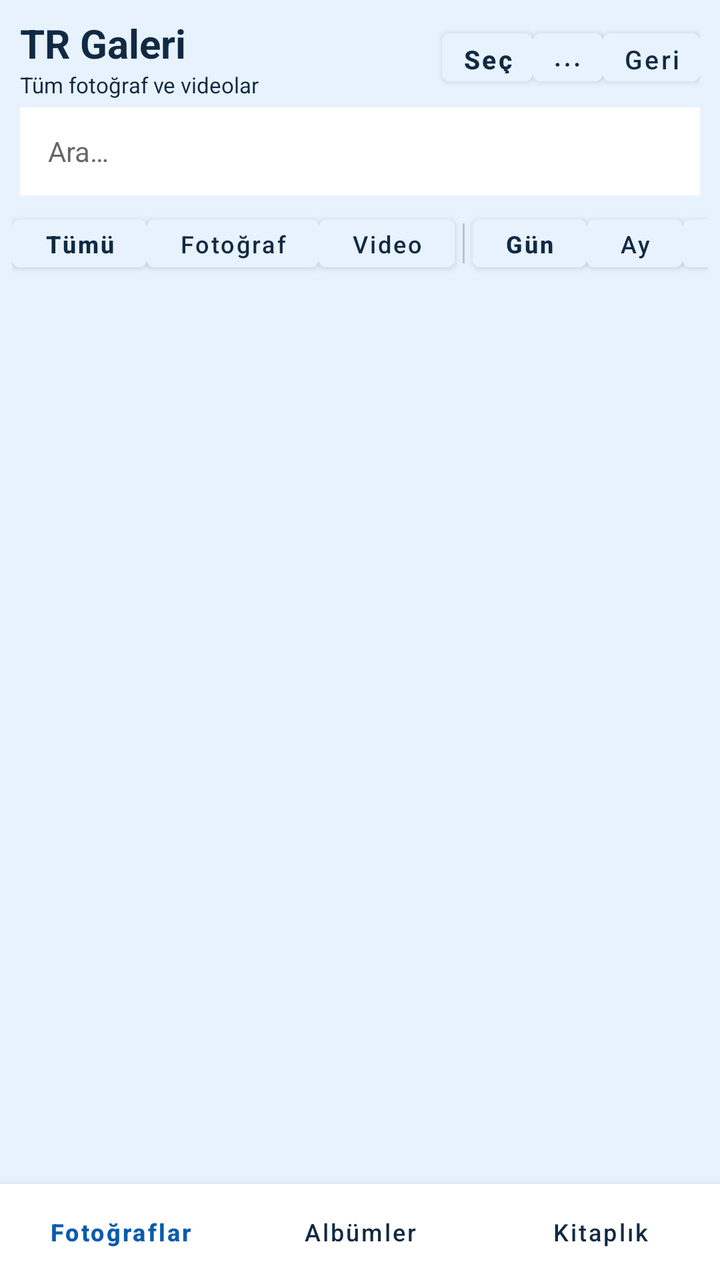
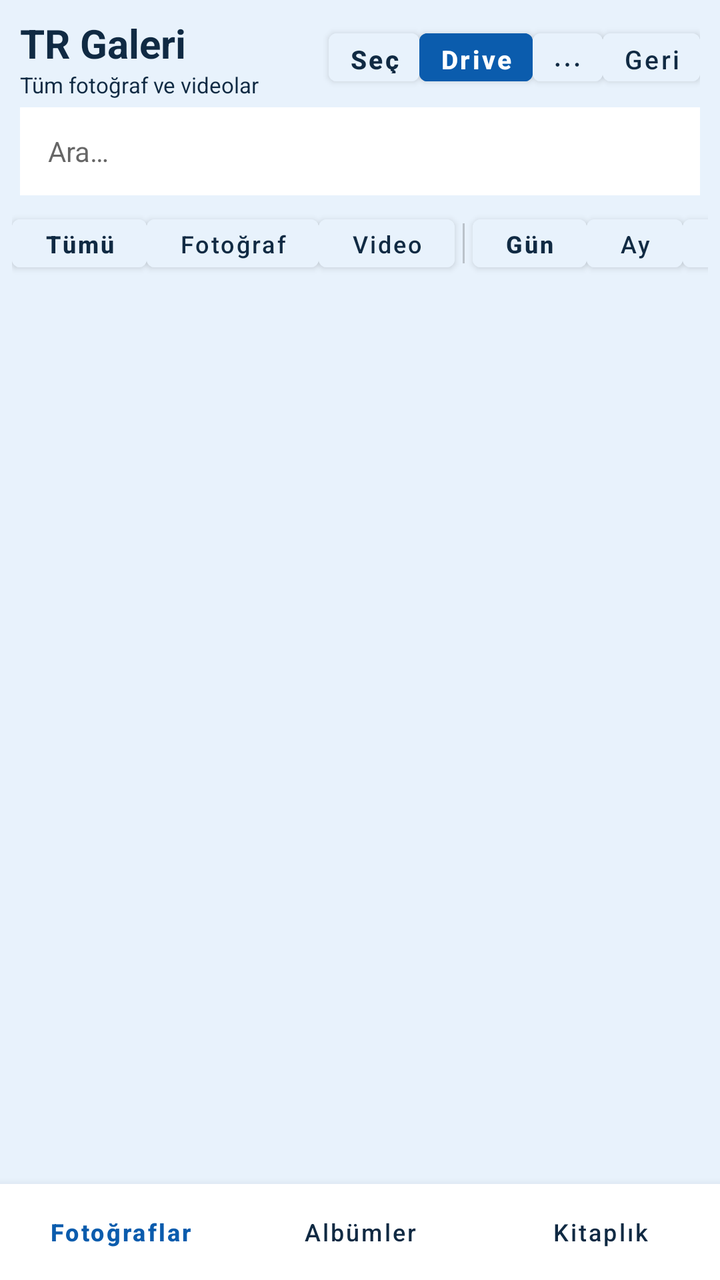

The first picture is an Android layout as it rendered before a commit; the second is the same layout after the commit. The layout source and the unified diff follow.
<!-- AndroidManifest.xml: activity theme Theme.TRDriver -->
<!-- res/layout/activity_photos_library.xml -->
<?xml version="1.0" encoding="utf-8"?>
<LinearLayout xmlns:android="http://schemas.android.com/apk/res/android"
    android:layout_width="match_parent"
    android:layout_height="match_parent"
    android:background="@color/tr_sky"
    android:orientation="vertical">

    <LinearLayout
        android:layout_width="match_parent"
        android:layout_height="wrap_content"
        android:gravity="center_vertical"
        android:orientation="horizontal"
        android:paddingHorizontal="10dp"
        android:paddingTop="8dp"
        android:paddingBottom="4dp">

        <LinearLayout
            android:layout_width="0dp"
            android:layout_height="wrap_content"
            android:layout_weight="1"
            android:orientation="vertical">

            <TextView
                android:id="@+id/photosTitle"
                android:layout_width="match_parent"
                android:layout_height="wrap_content"
                android:ellipsize="end"
                android:maxLines="1"
                android:text="@string/gallery_launcher_name"
                android:textColor="@color/tr_ink"
                android:textSize="20sp"
                android:textStyle="bold" />

            <TextView
                android:id="@+id/photosSubtitle"
                android:layout_width="match_parent"
                android:layout_height="wrap_content"
                android:ellipsize="end"
                android:maxLines="1"
                android:text="Tüm fotoğraf ve videolar"
                android:textColor="@color/tr_ink"
                android:textSize="11sp" />
        </LinearLayout>

        <Button
            android:id="@+id/btnPhotosSelect"
            android:layout_width="wrap_content"
            android:layout_height="36dp"
            android:minWidth="0dp"
            android:paddingHorizontal="10dp"
            android:backgroundTint="#E8F2FC"
            android:text="Seç"
            android:textAllCaps="false"
            android:textColor="@color/tr_ink"
            android:textSize="13sp"
            android:textStyle="bold" />

        <Button
            android:id="@+id/btnPhotosMore"
            android:layout_width="wrap_content"
            android:layout_height="36dp"
            android:minWidth="0dp"
            android:paddingHorizontal="10dp"
            android:backgroundTint="#E8F2FC"
            android:text="⋯"
            android:textAllCaps="false"
            android:textColor="@color/tr_ink"
            android:textSize="16sp" />

        <Button
            android:id="@+id/btnPhotosClose"
            android:layout_width="wrap_content"
            android:layout_height="36dp"
            android:minWidth="0dp"
            android:paddingHorizontal="10dp"
            android:backgroundTint="#E8F2FC"
            android:text="Geri"
            android:textAllCaps="false"
            android:textColor="@color/tr_ink"
            android:textSize="13sp" />
    </LinearLayout>

    
    <EditText
        android:id="@+id/photosSearch"
        android:layout_width="match_parent"
        android:layout_height="44dp"
        android:layout_marginHorizontal="10dp"
        android:layout_marginBottom="6dp"
        android:background="@android:color/white"
        android:hint="Ara…"
        android:imeOptions="actionSearch"
        android:inputType="text"
        android:maxLines="1"
        android:paddingHorizontal="14dp"
        android:textColor="@color/tr_ink"
        android:textSize="14sp" />

    <TextView
        android:id="@+id/galleryBackupChip"
        android:layout_width="match_parent"
        android:layout_height="wrap_content"
        android:layout_marginHorizontal="10dp"
        android:layout_marginBottom="4dp"
        android:background="@android:color/white"
        android:ellipsize="end"
        android:maxLines="1"
        android:paddingHorizontal="12dp"
        android:paddingVertical="8dp"
        android:text="Yedek: Wi‑Fi"
        android:textColor="@color/tr_ink"
        android:textSize="12sp"
        android:visibility="gone" />

    <LinearLayout
        android:id="@+id/legacyTabs"
        android:layout_width="match_parent"
        android:layout_height="0dp"
        android:orientation="horizontal"
        android:visibility="gone">

        <Button android:id="@+id/tabPhotos" android:layout_width="0dp" android:layout_height="wrap_content" android:layout_weight="1" android:text="Fotoğraflar" />
        <Button android:id="@+id/tabAlbums" android:layout_width="0dp" android:layout_height="wrap_content" android:layout_weight="1" android:text="Albümler" />
        <Button android:id="@+id/tabCloud" android:layout_width="0dp" android:layout_height="wrap_content" android:layout_weight="1" android:text="Bulut" />
    </LinearLayout>

    <HorizontalScrollView
        android:id="@+id/filterScroll"
        android:layout_width="match_parent"
        android:layout_height="wrap_content"
        android:paddingHorizontal="6dp"
        android:scrollbars="none">

        <LinearLayout
            android:layout_width="wrap_content"
            android:layout_height="wrap_content"
            android:gravity="center_vertical"
            android:orientation="horizontal">

            <Button
                android:id="@+id/filterAll"
                android:layout_width="wrap_content"
                android:layout_height="36dp"
                android:minWidth="0dp"
                android:backgroundTint="#E8F2FC"
                android:text="Tümü"
                android:textAllCaps="false"
                android:textColor="@color/tr_ink"
                android:textSize="12sp"
                android:textStyle="bold" />

            <Button
                android:id="@+id/filterPhotos"
                android:layout_width="wrap_content"
                android:layout_height="36dp"
                android:minWidth="0dp"
                android:backgroundTint="#E8F2FC"
                android:text="Fotoğraf"
                android:textAllCaps="false"
                android:textColor="@color/tr_ink"
                android:textSize="12sp" />

            <Button
                android:id="@+id/filterVideos"
                android:layout_width="wrap_content"
                android:layout_height="36dp"
                android:minWidth="0dp"
                android:backgroundTint="#E8F2FC"
                android:text="Video"
                android:textAllCaps="false"
                android:textColor="@color/tr_ink"
                android:textSize="12sp" />

            <View
                android:layout_width="1dp"
                android:layout_height="20dp"
                android:layout_marginHorizontal="4dp"
                android:background="#33000000" />

            <Button
                android:id="@+id/zoomDay"
                android:layout_width="wrap_content"
                android:layout_height="36dp"
                android:minWidth="0dp"
                android:backgroundTint="#E8F2FC"
                android:text="Gün"
                android:textAllCaps="false"
                android:textColor="@color/tr_ink"
                android:textSize="12sp"
                android:textStyle="bold" />

            <Button
                android:id="@+id/zoomMonth"
                android:layout_width="wrap_content"
                android:layout_height="36dp"
                android:minWidth="0dp"
                android:backgroundTint="#E8F2FC"
                android:text="Ay"
                android:textAllCaps="false"
                android:textColor="@color/tr_ink"
                android:textSize="12sp" />

            <Button
                android:id="@+id/zoomYear"
                android:layout_width="wrap_content"
                android:layout_height="36dp"
                android:minWidth="0dp"
                android:backgroundTint="#E8F2FC"
                android:text="Yıl"
                android:textAllCaps="false"
                android:textColor="@color/tr_ink"
                android:textSize="12sp" />
        </LinearLayout>
    </HorizontalScrollView>

    
    <TextView
        android:id="@+id/stickyTimelineHeader"
        android:layout_width="match_parent"
        android:layout_height="36dp"
        android:background="#E8F0F8"
        android:gravity="center_vertical"
        android:paddingHorizontal="14dp"
        android:text="Tarih"
        android:textColor="@color/tr_ink"
        android:textSize="14sp"
        android:textStyle="bold"
        android:visibility="gone" />

    <FrameLayout
        android:layout_width="match_parent"
        android:layout_height="0dp"
        android:layout_weight="1">

        <androidx.recyclerview.widget.RecyclerView
            android:id="@+id/photosGrid"
            android:layout_width="match_parent"
            android:layout_height="match_parent"
            android:clipToPadding="false"
            android:padding="1dp" />

        <LinearLayout
            android:id="@+id/galleryEmpty"
            android:layout_width="match_parent"
            android:layout_height="match_parent"
            android:gravity="center"
            android:orientation="vertical"
            android:padding="32dp"
            android:visibility="gone">

            <TextView
                android:id="@+id/galleryEmptyTitle"
                android:layout_width="wrap_content"
                android:layout_height="wrap_content"
                android:gravity="center"
                android:text="Henüz fotoğraf yok"
                android:textColor="@color/tr_ink"
                android:textSize="18sp"
                android:textStyle="bold" />

            <TextView
                android:id="@+id/galleryEmptyBody"
                android:layout_width="wrap_content"
                android:layout_height="wrap_content"
                android:layout_marginTop="8dp"
                android:gravity="center"
                android:text="Galeri izni verin veya Wi‑Fi ile yedeklemeyi açın."
                android:textColor="@color/tr_ink"
                android:textSize="14sp" />
        </LinearLayout>

        <ProgressBar
            android:id="@+id/photosProgress"
            android:layout_width="48dp"
            android:layout_height="48dp"
            android:layout_gravity="center"
            android:visibility="gone" />
    </FrameLayout>

    <FrameLayout
        android:layout_width="match_parent"
        android:layout_height="wrap_content"
        android:background="@android:color/white"
        android:elevation="8dp"
        android:minHeight="48dp">

        <LinearLayout
            android:id="@+id/galleryBottomNav"
            android:layout_width="match_parent"
            android:layout_height="wrap_content"
            android:orientation="horizontal"
            android:paddingVertical="2dp">

            <Button
                android:id="@+id/navPhotos"
                android:layout_width="0dp"
                android:layout_height="44dp"
                android:layout_weight="1"
                android:background="@android:color/transparent"
                android:text="Fotoğraflar"
                android:textAllCaps="false"
                android:textColor="@color/tr_blue"
                android:textSize="12sp"
                android:textStyle="bold" />

            <Button
                android:id="@+id/navAlbums"
                android:layout_width="0dp"
                android:layout_height="44dp"
                android:layout_weight="1"
                android:background="@android:color/transparent"
                android:text="Albümler"
                android:textAllCaps="false"
                android:textColor="@color/tr_ink"
                android:textSize="12sp" />

            <Button
                android:id="@+id/navLibrary"
                android:layout_width="0dp"
                android:layout_height="44dp"
                android:layout_weight="1"
                android:background="@android:color/transparent"
                android:text="Kitaplık"
                android:textAllCaps="false"
                android:textColor="@color/tr_ink"
                android:textSize="12sp" />
        </LinearLayout>

        <HorizontalScrollView
            android:id="@+id/selectionBarScroll"
            android:layout_width="match_parent"
            android:layout_height="wrap_content"
            android:background="#E8F2FC"
            android:scrollbars="none"
            android:visibility="gone">

            <LinearLayout
                android:id="@+id/selectionBar"
                android:layout_width="wrap_content"
                android:layout_height="52dp"
                android:gravity="center_vertical"
                android:orientation="horizontal"
                android:paddingHorizontal="4dp">

                <TextView
                    android:id="@+id/selectionCount"
                    android:layout_width="wrap_content"
                    android:layout_height="wrap_content"
                    android:minWidth="72dp"
                    android:paddingHorizontal="8dp"
                    android:text="0 seçili"
                    android:textColor="@color/tr_ink"
                    android:textSize="13sp"
                    android:textStyle="bold" />

                <Button android:id="@+id/btnSelectAll" android:layout_width="wrap_content" android:layout_height="44dp" android:minWidth="0dp" android:background="@android:color/transparent" android:text="Tümü" android:textAllCaps="false" android:textColor="@color/tr_ink" android:textSize="13sp" />
                <Button android:id="@+id/btnShareSelected" android:layout_width="wrap_content" android:layout_height="44dp" android:minWidth="0dp" android:background="@android:color/transparent" android:text="Paylaş" android:textAllCaps="false" android:textColor="@color/tr_ink" android:textSize="13sp" />
                <Button android:id="@+id/btnUploadSelected" android:layout_width="wrap_content" android:layout_height="44dp" android:minWidth="0dp" android:background="@android:color/transparent" android:text="Buluta" android:textAllCaps="false" android:textColor="@color/tr_ink" android:textSize="13sp" />
                <Button android:id="@+id/btnOpenSelected" android:layout_width="wrap_content" android:layout_height="44dp" android:minWidth="0dp" android:background="@android:color/transparent" android:text="Aç" android:textAllCaps="false" android:textColor="@color/tr_ink" android:textSize="13sp" />
                <Button android:id="@+id/btnInfoSelected" android:layout_width="wrap_content" android:layout_height="44dp" android:minWidth="0dp" android:background="@android:color/transparent" android:text="Bilgi" android:textAllCaps="false" android:textColor="@color/tr_ink" android:textSize="13sp" />
                <Button android:id="@+id/btnDeleteSelected" android:layout_width="wrap_content" android:layout_height="44dp" android:minWidth="0dp" android:background="@android:color/transparent" android:text="Sil" android:textAllCaps="false" android:textColor="@color/tr_ink" android:textSize="13sp" />
                <Button android:id="@+id/btnCancelSelect" android:layout_width="wrap_content" android:layout_height="44dp" android:minWidth="0dp" android:background="@android:color/transparent" android:text="İptal" android:textAllCaps="false" android:textColor="@color/tr_ink" android:textSize="13sp" />
            </LinearLayout>
        </HorizontalScrollView>
    </FrameLayout>
</LinearLayout>
<!-- resources referenced by this layout -->
<resources>
  <color name="tr_blue">#0B5CAD</color>
  <color name="tr_ink">#102A43</color>
  <color name="tr_sky">#E8F2FC</color>
  <string name="gallery_launcher_name">TR Galeri</string>
  <style name="Theme.TRDriver" parent="Theme.MaterialComponents.Light.NoActionBar">
          <item name="colorPrimary">@color/tr_blue</item>
          <item name="colorPrimaryVariant">@color/tr_blue_dark</item>
          <item name="colorOnPrimary">@color/tr_white</item>
          <item name="android:statusBarColor">@color/tr_blue_dark</item>
          <item name="android:windowBackground">@color/tr_sky</item>
      </style>
  <color name="tr_blue_dark">#083F78</color>
  <color name="tr_white">#FFFFFF</color>
</resources>

<!-- the commit's change to res/layout/activity_photos_library.xml (unified diff, before → after) -->
@@ -52,6 +52,19 @@
             android:text="Seç"
             android:textAllCaps="false"
             android:textColor="@color/tr_ink"
+            android:textSize="13sp"
+            android:textStyle="bold" />
+
+        <Button
+            android:id="@+id/btnOpenDrive"
+            android:layout_width="wrap_content"
+            android:layout_height="36dp"
+            android:minWidth="0dp"
+            android:paddingHorizontal="10dp"
+            android:backgroundTint="@color/tr_blue"
+            android:text="Drive"
+            android:textAllCaps="false"
+            android:textColor="@android:color/white"
             android:textSize="13sp"
             android:textStyle="bold" />
 
